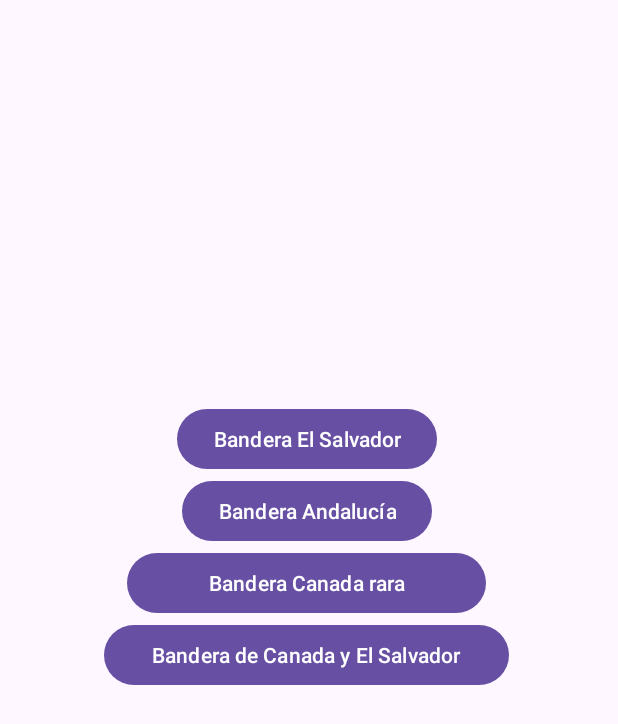
After one commit to Guillermoj45/bateria_Ejercicios_multimedia, an Android app: the Ejercicio3 screen opened directly, with no data from a screen before it, on a phone screen of 412 x 824 dp. The commit adds this screen. Shown: the top 724 px of the screen. Run offline under Robolectric (Android 15) with nearby library versions, the phone set to English and light mode, and no system bars.

Commit message:
Actividad 3

```diff
--- a/app/src/main/AndroidManifest.xml
+++ b/app/src/main/AndroidManifest.xml
@@ -12,6 +12,12 @@
         android:supportsRtl="true"
         android:theme="@style/Theme.Ejercicio1"
         tools:targetApi="31">
+        <activity
+            android:name="com.example.ejercicio3.PrimerLayout"
+            android:exported="false" />
+        <activity
+            android:name="com.example.ejercicio3.Ejercicio3"
+            android:exported="false" />
         <activity
             android:name="com.example.ejercicio2.VentanaNuevaEjercicio2"
             android:exported="false" />
--- a/app/src/main/java/com/example/ejercicio1/MainActivity.kt
+++ b/app/src/main/java/com/example/ejercicio1/MainActivity.kt
@@ -9,6 +9,7 @@ import androidx.appcompat.app.AppCompatActivity
 import androidx.core.view.ViewCompat
 import androidx.core.view.WindowInsetsCompat
 import com.example.ejercicio2.Ejercicio2
+import com.example.ejercicio3.Ejercicio3
 
 class MainActivity : AppCompatActivity() {
     @SuppressLint("MissingInflatedId")
@@ -39,5 +40,10 @@ class MainActivity : AppCompatActivity() {
             startActivity(intent)
         }
 
+        ejercicio3.setOnClickListener {
+            val intent = Intent(this, Ejercicio3::class.java)
+            startActivity(intent)
+        }
+
     }
 }
--- /dev/null
+++ b/app/src/main/java/com/example/ejercicio3/Ejercicio3.kt
@@ -0,0 +1,36 @@
+package com.example.ejercicio3
+
+import android.content.Intent
+import android.os.Bundle
+import android.os.Handler
+import android.os.Looper
+import android.widget.Button
+import androidx.activity.enableEdgeToEdge
+import androidx.appcompat.app.AppCompatActivity
+import androidx.core.view.ViewCompat
+import androidx.core.view.WindowInsetsCompat
+import com.example.ejercicio1.R
+
+class Ejercicio3 : AppCompatActivity() {
+    override fun onCreate(savedInstanceState: Bundle?) {
+        super.onCreate(savedInstanceState)
+        enableEdgeToEdge()
+        setContentView(R.layout.activity_ejercicio3)
+        ViewCompat.setOnApplyWindowInsetsListener(findViewById(R.id.main)) { v, insets ->
+            val systemBars = insets.getInsets(WindowInsetsCompat.Type.systemBars())
+            v.setPadding(systemBars.left, systemBars.top, systemBars.right, systemBars.bottom)
+            insets
+        }
+
+        val buttPrimer = findViewById<Button>(R.id.primerBoton)
+        val buttSegundo = findViewById<Button>(R.id.segundoBoton)
+        val buttTercer = findViewById<Button>(R.id.tercerBoton)
+        val buttCuarto = findViewById<Button>(R.id.cuartoBoton)
+
+
+        buttPrimer.setOnClickListener {
+            val intent = Intent(this, PrimerLayout::class.java)
+            startActivity(intent)
+        }
+    }
+}
--- /dev/null
+++ b/app/src/main/res/layout/activity_ejercicio3.xml
@@ -0,0 +1,44 @@
+<?xml version="1.0" encoding="utf-8"?>
+<androidx.constraintlayout.widget.ConstraintLayout xmlns:android="http://schemas.android.com/apk/res/android"
+    xmlns:app="http://schemas.android.com/apk/res-auto"
+    xmlns:tools="http://schemas.android.com/tools"
+    android:id="@+id/main"
+    android:layout_width="match_parent"
+    android:layout_height="match_parent"
+    tools:context="com.example.ejercicio3.Ejercicio3">
+
+    <LinearLayout
+        android:gravity="center"
+        android:layout_width="409dp"
+        android:layout_height="729dp"
+        android:orientation="vertical"
+        tools:ignore="MissingConstraints"
+        tools:layout_editor_absoluteX="1dp"
+        tools:layout_editor_absoluteY="1dp">
+
+        <Button
+            android:id="@+id/primerBoton"
+            android:layout_width="wrap_content"
+            android:layout_height="wrap_content"
+            android:text="@string/PrimerBotonEjercicio3" />
+
+        <Button
+            android:id="@+id/segundoBoton"
+            android:layout_width="wrap_content"
+            android:layout_height="wrap_content"
+            android:text="@string/segundoBotonEjercicio3" />
+
+        <Button
+            android:id="@+id/tercerBoton"
+            android:layout_width="239dp"
+            android:layout_height="wrap_content"
+            android:text="@string/tercerBotonEjercicio3" />
+
+        <Button
+            android:id="@+id/cuartoBoton"
+            android:layout_width="270dp"
+            android:layout_height="wrap_content"
+            android:text="@string/cuartoBotonEjercicio3" />
+
+    </LinearLayout>
+</androidx.constraintlayout.widget.ConstraintLayout>
--- a/app/src/main/res/layout/activity_main.xml
+++ b/app/src/main/res/layout/activity_main.xml
@@ -39,7 +39,7 @@
         android:text="@string/botonEjercico3"
         app:layout_constraintBottom_toBottomOf="parent"
         app:layout_constraintEnd_toEndOf="parent"
-        app:layout_constraintHorizontal_bias="0.811"
+        app:layout_constraintHorizontal_bias="0.269"
         app:layout_constraintStart_toStartOf="parent"
         app:layout_constraintTop_toTopOf="parent"
         app:layout_constraintVertical_bias="0.392" />
@@ -51,7 +51,7 @@
         android:text="@string/botonEjercico4"
         app:layout_constraintBottom_toBottomOf="parent"
         app:layout_constraintEnd_toEndOf="parent"
-        app:layout_constraintHorizontal_bias="0.269"
+        app:layout_constraintHorizontal_bias="0.811"
         app:layout_constraintStart_toStartOf="parent"
         app:layout_constraintTop_toTopOf="parent"
         app:layout_constraintVertical_bias="0.392" />
--- a/app/src/main/res/values/colors.xml
+++ b/app/src/main/res/values/colors.xml
@@ -2,4 +2,5 @@
 <resources>
     <color name="black">#FF000000</color>
     <color name="white">#FFFFFFFF</color>
+    <color name="azul">#0000F8</color>
 </resources>
--- a/app/src/main/res/values/strings.xml
+++ b/app/src/main/res/values/strings.xml
@@ -3,11 +3,15 @@
     <string name="botonURL">Comprobar URL</string>
     <string name="botonEjercico1">Ejercicio 1</string>
     <string name="botonEjercico2">Ejercicio 2</string>
-    <string name="ejercicio2_boton"></string>
+    <string name="ejercicio2_boton">Ir a nueva ventana</string>
     <string name="botonEjercico3">Ejercicio 3</string>
     <string name="botonEjercico4">Ejercicio 4</string>
     <string name="botonEjercico5">Ejercicio 5</string>
     <string name="botonEjercico6">Ejercicio 6</string>
     <string name="ButtonURL">Comprobar URL</string>
     <string name="ventana_nueva">Ventana nueva</string>
+    <string name="PrimerBotonEjercicio3">Bandera El Salvador</string>
+    <string name="segundoBotonEjercicio3">Bandera Andalucía</string>
+    <string name="tercerBotonEjercicio3">Bandera Canada rara</string>
+    <string name="cuartoBotonEjercicio3">Bandera de Canada y El Salvador</string>
 </resources>
```
Also changed, not shown: app/src/main/java/com/example/ejercicio3/PrimerLayout.kt (added, +30 -0 lines), app/src/main/res/layout/activity_primer_layout.xml (added, +29 -0 lines).
